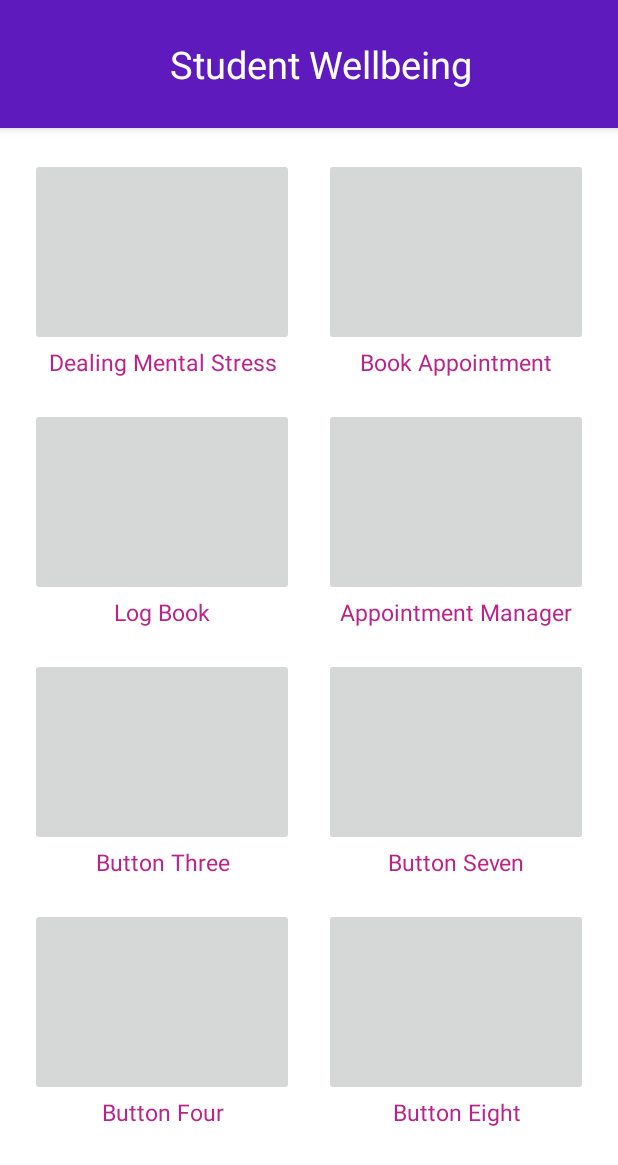
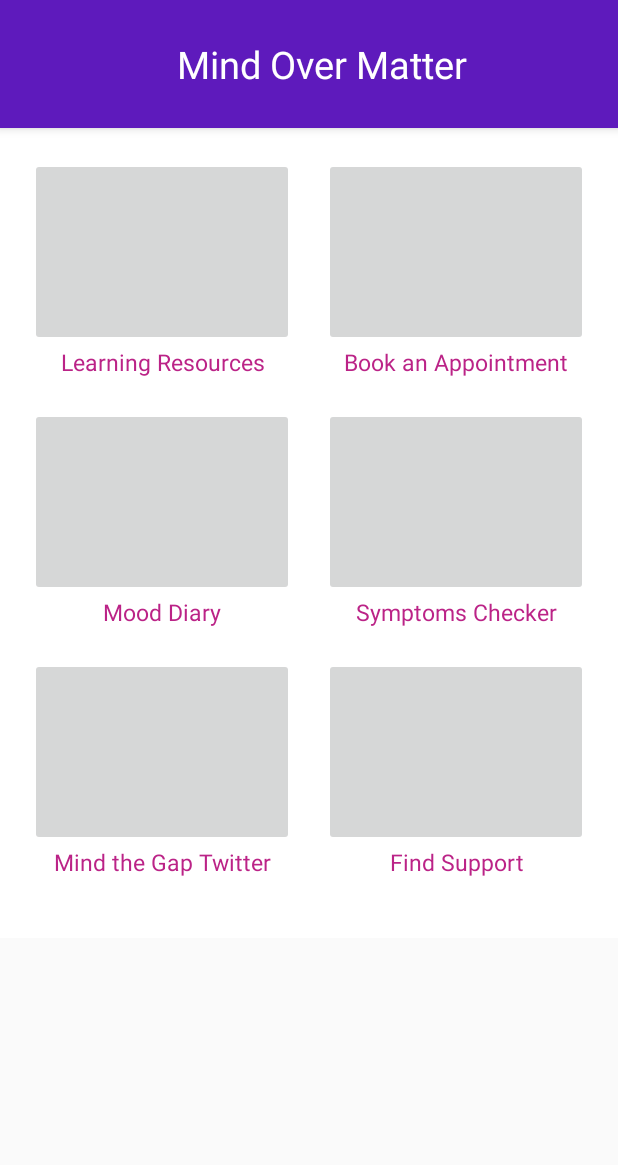
Before and after one commit to JamieHorwell/StudentWellbeingApp, an Android app: the screen it shows after launch (MainMenuActivity), on a phone screen of 412 x 824 dp. Shown: the top 1165 px of the screen. Run offline under Robolectric (Android 15) with nearby library versions, the phone set to English and light mode, and no system bars.

Commit message:
Removing Buttons/Activities that aren't required.
-- Removed redundant buttons
-- Reordered Activities to reflect design
-- Changed some activity/layout names to reflect functionality.
-- Update Manifest.

```diff
--- a/app/src/main/java/team10/studentwellbeingapp/ButtonOneActivity.java
+++ b/app/src/main/java/team10/studentwellbeingapp/ButtonOneActivity.java
@@ -12,18 +12,16 @@ Notes:
 
 package team10.studentwellbeingapp;
 
-import android.app.ActionBar;
 import android.support.v7.app.AppCompatActivity;
 import android.os.Bundle;
 import android.support.v7.widget.Toolbar;
-import android.widget.TextView;
 
 public class ButtonOneActivity extends AppCompatActivity {
 
     @Override
     protected void onCreate(Bundle savedInstanceState) {
         super.onCreate(savedInstanceState);
-        setContentView(R.layout.button_one);
+        setContentView(R.layout.healthy_mind);
 
         Toolbar toolbar = (Toolbar) findViewById(R.id.buttonOneToolbar);
         setSupportActionBar(toolbar);
--- a/app/src/main/java/team10/studentwellbeingapp/ButtonSixActivity.java
+++ b/app/src/main/java/team10/studentwellbeingapp/LoginActivity.java
@@ -24,12 +24,12 @@ import android.widget.Button;
 import android.widget.EditText;
 
 
-public class ButtonSixActivity extends AppCompatActivity {
+public class LoginActivity extends AppCompatActivity {
 
     @Override
     protected void onCreate(Bundle savedInstanceState) {
         super.onCreate(savedInstanceState);
-        setContentView(R.layout.button_six);
+        setContentView(R.layout.login_activity);
 
         Toolbar toolbar = (Toolbar) findViewById(R.id.buttonSixToolbar);
         setSupportActionBar(toolbar);
--- a/app/src/main/java/team10/studentwellbeingapp/RegistrationActivity.java
+++ b/app/src/main/java/team10/studentwellbeingapp/RegistrationActivity.java
@@ -37,7 +37,7 @@ public class RegistrationActivity extends AppCompatActivity {
         }
 
         if(complete){
-            startActivity(new Intent(this, ButtonSixActivity.class));
+            startActivity(new Intent(this, LoginActivity.class));
         }
     }
 
--- a/app/src/main/res/layout/button_seven.xml
+++ b/app/src/main/res/layout/button_seven.xml
@@ -39,7 +39,7 @@ Notes:
                     android:layout_width="fill_parent"
                     android:layout_height="wrap_content"
                     android:gravity="center"
-                    android:text="@string/button_seven"
+                    android:text="@string/symptoms_checker"
                     android:textSize="25dp"
                     android:padding="25dp"
                     android:textColor="@color/wellbeingWhite"/>
--- a/app/src/main/res/layout/button_three.xml
+++ b/app/src/main/res/layout/button_three.xml
@@ -39,7 +39,7 @@ Notes:
                     android:layout_width="fill_parent"
                     android:layout_height="wrap_content"
                     android:gravity="center"
-                    android:text="@string/button_three"
+                    android:text="@string/mind_the_gap_twitter"
                     android:textSize="25dp"
                     android:padding="25dp"
                     android:textColor="@color/wellbeingWhite"/>
--- a/app/src/main/res/layout/button_two.xml
+++ b/app/src/main/res/layout/button_two.xml
@@ -36,7 +36,7 @@ Notes:
                     android:layout_width="fill_parent"
                     android:layout_height="wrap_content"
                     android:gravity="center"
-                    android:text="@string/button_two"
+                    android:text="@string/mood_diary"
                     android:textSize="25dp"
                     android:padding="25dp"
                     android:textColor="@color/wellbeingWhite"/>
--- a/app/src/main/res/layout/button_one.xml
+++ b/app/src/main/res/layout/healthy_mind.xml
@@ -41,7 +41,7 @@ Notes:
                     android:layout_width="fill_parent"
                     android:layout_height="wrap_content"
                     android:gravity="center"
-                    android:text="@string/button_one"
+                    android:text="@string/mental_health_piece"
                     android:textSize="25dp"
                     android:padding="25dp"
                     android:textColor="@color/wellbeingWhite"/>
--- a/app/src/main/res/layout/button_six.xml
+++ b/app/src/main/res/layout/login_activity.xml
@@ -13,7 +13,7 @@ Notes:
     xmlns:tools="http://schemas.android.com/tools"
     android:layout_width="match_parent"
     android:layout_height="match_parent"
-    tools:context="team10.studentwellbeingapp.ButtonSixActivity"
+    tools:context="team10.studentwellbeingapp.LoginActivity"
     android:orientation="vertical">
 
     <LinearLayout
@@ -35,7 +35,7 @@ Notes:
                 android:layout_width="fill_parent"
                 android:layout_height="wrap_content"
                 android:gravity="center"
-                android:text="@string/button_six"
+                android:text="@string/book_an_appointment"
                 android:textSize="25dp"
                 android:padding="25dp"
                 android:textColor="@color/wellbeingWhite"/>
--- a/app/src/main/res/layout/main_menu_activity.xml
+++ b/app/src/main/res/layout/main_menu_activity.xml
@@ -43,7 +43,7 @@ Student Wellbeing Website.
                     android:layout_width="fill_parent"
                     android:layout_height="wrap_content"
                     android:gravity="center"
-                    android:text="Student Wellbeing"
+                    android:text="@string/app_name"
                     android:textSize="25dp"
                     android:padding="25dp"
                     android:textColor="@color/wellbeingWhite"/>
@@ -73,14 +73,14 @@ Student Wellbeing Website.
                     <ImageButton
                         android:layout_width="fill_parent"
                         android:layout_height="@dimen/menu_button_height"
-                        android:id="@+id/menuButton1"
+                        android:id="@+id/learningResourcesButton"
                         android:onClick="onButtonClick"/>
 
                     <TextView
                         android:layout_width="fill_parent"
                         android:layout_height="wrap_content"
                         android:textSize="15dp"
-                        android:text="@string/button_one"
+                        android:text="@string/learning_resources"
                         android:paddingBottom="20dp"
                         android:gravity="center"
                         android:textColor="@color/wellbeingLightPurple"
@@ -89,14 +89,14 @@ Student Wellbeing Website.
                     <ImageButton
                         android:layout_width="fill_parent"
                         android:layout_height="@dimen/menu_button_height"
-                        android:id="@+id/menuButton2"
+                        android:id="@+id/moodDiaryButton"
                         android:onClick="onButtonClick"/>
 
                     <TextView
                         android:layout_width="fill_parent"
                         android:layout_height="wrap_content"
                         android:textSize="15dp"
-                        android:text="@string/button_two"
+                        android:text="@string/mood_diary"
                         android:paddingBottom="20dp"
                         android:gravity="center"
                         android:textColor="@color/wellbeingLightPurple"
@@ -105,30 +105,14 @@ Student Wellbeing Website.
                     <ImageButton
                         android:layout_width="fill_parent"
                         android:layout_height="@dimen/menu_button_height"
-                        android:id="@+id/menuButton3"
+                        android:id="@+id/mindTheGapTwitterButton"
                         android:onClick="onButtonClick"/>
 
                     <TextView
                         android:layout_width="fill_parent"
                         android:layout_height="wrap_content"
                         android:textSize="15dp"
-                        android:text="@string/button_three"
-                        android:paddingBottom="20dp"
-                        android:gravity="center"
-                        android:textColor="@color/wellbeingLightPurple"
-                        android:background="@color/wellbeingWhite"/>
-
-                    <ImageButton
-                        android:layout_width="fill_parent"
-                        android:layout_height="@dimen/menu_button_height"
-                        android:id="@+id/menuButton4"
-                        android:onClick="onButtonClick"/>
-
-                    <TextView
-                        android:layout_width="fill_parent"
-                        android:layout_height="wrap_content"
-                        android:textSize="15dp"
-                        android:text="@string/button_four"
+                        android:text="@string/mind_the_gap_twitter"
                         android:paddingBottom="20dp"
                         android:gravity="center"
                         android:textColor="@color/wellbeingLightPurple"
@@ -160,7 +144,7 @@ Student Wellbeing Website.
                         android:layout_width="fill_parent"
                         android:layout_height="wrap_content"
                         android:textSize="15dp"
-                        android:text="@string/button_five"
+                        android:text="@string/book_an_appointment"
                         android:paddingBottom="20dp"
                         android:gravity="center"
                         android:textColor="@color/wellbeingLightPurple"
@@ -169,14 +153,14 @@ Student Wellbeing Website.
                     <ImageButton
                         android:layout_width="fill_parent"
                         android:layout_height="@dimen/menu_button_height"
-                        android:id="@+id/menuButton6"
+                        android:id="@+id/symptomsCheckerBottom"
                         android:onClick="onButtonClick"/>
 
                     <TextView
                         android:layout_width="fill_parent"
                         android:layout_height="wrap_content"
                         android:textSize="15dp"
-                        android:text="@string/button_six"
+                        android:text="@string/symptoms_checker"
                         android:paddingBottom="20dp"
                         android:gravity="center"
                         android:textColor="@color/wellbeingLightPurple"
@@ -185,29 +169,14 @@ Student Wellbeing Website.
                     <ImageButton
                         android:layout_width="fill_parent"
                         android:layout_height="@dimen/menu_button_height"
-                        android:id="@+id/menuButton7"
+                        android:id="@+id/findSupportButton"
                         android:onClick="onButtonClick"/>
 
                     <TextView
                         android:layout_width="fill_parent"
                         android:layout_height="wrap_content"
                         android:textSize="15dp"
-                        android:text="@string/button_seven"
-                        android:paddingBottom="20dp"
-                        android:gravity="center"
-                        android:textColor="@color/wellbeingLightPurple"
-                        android:background="@color/wellbeingWhite"/>
-
-                    <ImageButton android:layout_width="fill_parent"
-                        android:layout_height="@dimen/menu_button_height"
-                        android:id="@+id/menuButton8"
-                        android:onClick="onButtonClick"/>
-
-                    <TextView
-                        android:layout_width="fill_parent"
-                        android:layout_height="wrap_content"
-                        android:textSize="15dp"
-                        android:text="@string/button_eight"
+                        android:text="@string/find_support"
                         android:paddingBottom="20dp"
                         android:gravity="center"
                         android:textColor="@color/wellbeingLightPurple"
--- a/app/src/main/res/layout/registration_activity.xml
+++ b/app/src/main/res/layout/registration_activity.xml
@@ -10,7 +10,7 @@ Notes:
     xmlns:tools="http://schemas.android.com/tools"
     android:layout_width="match_parent"
     android:layout_height="match_parent"
-    tools:context="team10.studentwellbeingapp.ButtonSixActivity"
+    tools:context="team10.studentwellbeingapp.LoginActivity"
     android:orientation="vertical">
     <ScrollView
         android:layout_height="wrap_content"
--- a/app/src/main/res/values/strings.xml
+++ b/app/src/main/res/values/strings.xml
@@ -1,17 +1,16 @@
 <resources>
-    <string name="app_name">Student Wellbeing</string>
+    <string name="app_name">Mind Over Matter</string>
     <string name="title_activity_booking_appointment">BookingAppointmentActivity</string>
     <string name="action_settings">Settings</string>
 
-    <string name="button_one">Dealing Mental Stress</string>
-    <string name="button_two">Log Book</string>
-    <string name="button_three">Button Three</string>
-    <string name="button_four">Button Four</string>
-    <string name="button_five">Book Appointment</string>
-    <string name="button_six">Appointment Manager</string>
-    <string name="button_seven">Button Seven</string>
-    <string name="button_eight">Button Eight</string>
+    <string name="learning_resources">Learning Resources</string>
+    <string name="mood_diary">Mood Diary</string>
+    <string name="mind_the_gap_twitter">Mind the Gap Twitter</string>
+    <string name="book_an_appointment">Book an Appointment</string>
+    <string name="symptoms_checker">Symptoms Checker</string>
+    <string name="find_support">Find Support</string>
     <string name="registration_screen">User Registration</string>
+    <string name="mental_health_piece">Mental Health</string>
 
 
 
```
Also changed, not shown: app/src/main/AndroidManifest.xml (+2 -10 lines), app/src/main/java/team10/studentwellbeingapp/ButtonEightActivity.java (deleted, +0 -27 lines), app/src/main/java/team10/studentwellbeingapp/ButtonFourActivity.java (deleted, +0 -27 lines), app/src/main/java/team10/studentwellbeingapp/MainMenuActivity.java (+8 -14 lines), app/src/main/res/layout/button_eight.xml (deleted, +0 -60 lines), app/src/main/res/layout/button_four.xml (deleted, +0 -60 lines), 1 other file.
